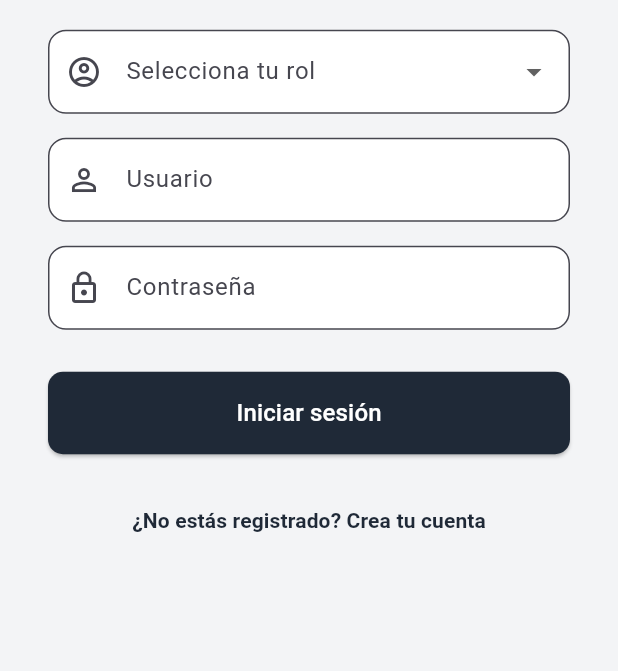
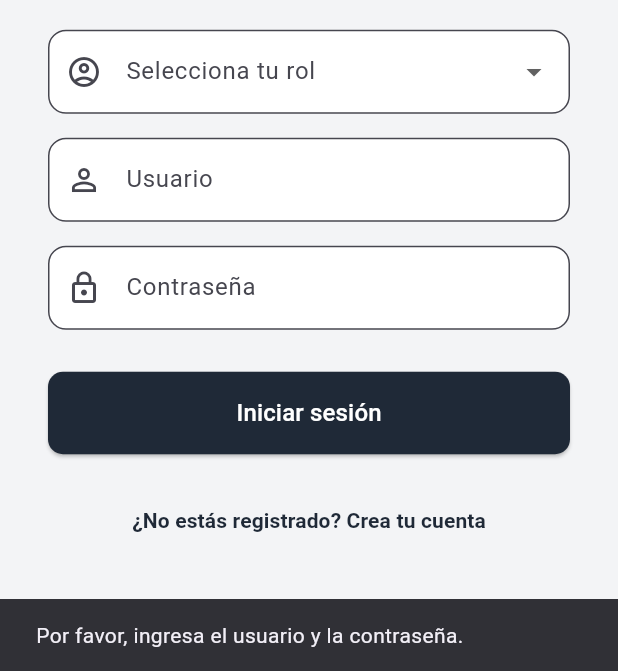
Before and after one commit to IsaacPater31/pyp_platform, a Flutter app: the screen it shows after launch, after a tap on "Iniciar sesión", on a phone screen of 412 x 824 dp, the part 565-1236 px from its top. Run offline on Flutter 3.47's test engine with Material 3 defaults, Android fonts, the phone set to English and light mode, and no system bars; our stand-ins replace file_picker, flutter_dotenv, flutter_map, geocoding, geolocator, image_picker and 2 more; missing offline and left inert: flutter_map_cancellable_tile_provider.

Commit message:
🚧Empezamos con la implementación de la vista de Login y la lógica de autenticación. Hay errores a resolver, especialmente en el manejo de la respuesta de éxito.

```diff
--- /dev/null
+++ b/lib/controladores/login_controller.dart
@@ -0,0 +1,71 @@
+import 'package:flutter/material.dart';
+import 'package:http/http.dart' as http;
+import 'dart:convert';
+import 'package:flutter_dotenv/flutter_dotenv.dart';
+
+class LoginController {
+  final TextEditingController usernameController = TextEditingController();
+  final TextEditingController passwordController = TextEditingController();
+  String? selectedRole; // Puede ser 'cliente' o 'profesional'
+  bool isLoading = false;
+  String? apiResponseMessage;
+
+  final String baseUrl = dotenv.env['API_BASE_URL'] ?? 'http://localhost:8000';
+
+  // Realizar la solicitud de login
+  Future<Map<String, dynamic>> login() async {
+    if (usernameController.text.isEmpty || passwordController.text.isEmpty) {
+      return {
+        'success': false,
+        'message': 'Por favor, ingresa el usuario y la contraseña.'
+      };
+    }
+
+    isLoading = true;
+
+    // Dependiendo del rol seleccionado, usamos la API correspondiente
+    String apiUrl;
+    if (selectedRole == 'cliente') {
+      apiUrl = '$baseUrl/login_client.php'; // URL de la API para cliente
+    } else if (selectedRole == 'profesional') {
+      apiUrl = '$baseUrl/login_professional.php'; // URL de la API para profesional
+    } else {
+      return {
+        'success': false,
+        'message': 'Por favor, selecciona un rol.'
+      };
+    }
+
+    try {
+      final response = await http.post(
+        Uri.parse(apiUrl),
+        headers: {'Content-Type': 'application/json'},
+        body: json.encode({
+          'username': usernameController.text.trim(),
+          'password': passwordController.text.trim(),
+        }),
+      ).timeout(const Duration(seconds: 30));
+
+      final jsonResponse = json.decode(response.body);
+
+      if (response.statusCode == 200 && jsonResponse['success'] == true) {
+        // Si la respuesta es exitosa
+        return {'success': true, 'message': 'Inicio de sesión exitoso'};
+      } else {
+        // Si la respuesta tiene un error
+        apiResponseMessage = jsonResponse['message'];
+        return {'success': false, 'message': apiResponseMessage};
+      }
+    } catch (e) {
+      apiResponseMessage = 'Error de conexión: ${e.toString()}';
+      return {'success': false, 'message': apiResponseMessage};
+    } finally {
+      isLoading = false;
+    }
+  }
+
+  void dispose() {
+    usernameController.dispose();
+    passwordController.dispose();
+  }
+}
--- a/lib/vistas/login_view.dart
+++ b/lib/vistas/login_view.dart
@@ -1,8 +1,22 @@
 import 'package:flutter/material.dart';
-import 'package:pyp_platform/vistas/role_selection_view.dart';
+import 'package:pyp_platform/vistas/role_selection_view.dart';  // Vista para crear cuenta
+import 'package:pyp_platform/controladores/login_controller.dart';  // El controlador del login
 
-class LoginView extends StatelessWidget {
+class LoginView extends StatefulWidget {
   const LoginView({super.key});
+
+  @override
+  State<LoginView> createState() => _LoginViewState();
+}
+
+class _LoginViewState extends State<LoginView> {
+  final LoginController _controller = LoginController();
+
+  @override
+  void dispose() {
+    _controller.dispose();
+    super.dispose();
+  }
 
   @override
   Widget build(BuildContext context) {
@@ -38,7 +52,7 @@ class LoginView extends StatelessWidget {
           // Formulario centrado
           Center(
             child: SingleChildScrollView(
-              padding: const EdgeInsets.symmetric(horizontal: 32, vertical: 32), // antes era 48
+              padding: const EdgeInsets.symmetric(horizontal: 32, vertical: 32),
               child: Column(
                 children: [
                   Padding(
@@ -65,12 +79,17 @@ class LoginView extends StatelessWidget {
                       DropdownMenuItem(value: 'cliente', child: Text('Cliente')),
                       DropdownMenuItem(value: 'profesional', child: Text('Profesional')),
                     ],
-                    onChanged: (value) {},
+                    onChanged: (value) {
+                      setState(() {
+                        _controller.selectedRole = value;
+                      });
+                    },
                   ),
                   const SizedBox(height: 16),
 
                   // Campo usuario
                   TextField(
+                    controller: _controller.usernameController,
                     decoration: InputDecoration(
                       labelText: 'Usuario',
                       prefixIcon: const Icon(Icons.person_outline),
@@ -86,6 +105,7 @@ class LoginView extends StatelessWidget {
                   // Campo contraseña
                   TextField(
                     obscureText: true,
+                    controller: _controller.passwordController,
                     decoration: InputDecoration(
                       labelText: 'Contraseña',
                       prefixIcon: const Icon(Icons.lock_outline),
@@ -102,7 +122,17 @@ class LoginView extends StatelessWidget {
                   SizedBox(
                     width: double.infinity,
                     child: ElevatedButton(
-                      onPressed: () {},
+                      onPressed: () async {
+                        final loginResult = await _controller.login();
+
+                        if (loginResult['success']) {
+                          Navigator.pushReplacementNamed(context, '/dashboard');
+                        } else {
+                          ScaffoldMessenger.of(context).showSnackBar(
+                            SnackBar(content: Text(loginResult['message'])),
+                          );
+                        }
+                      },
                       style: ElevatedButton.styleFrom(
                         backgroundColor: const Color(0xFF1F2937),
                         padding: const EdgeInsets.symmetric(vertical: 16),
@@ -112,10 +142,7 @@ class LoginView extends StatelessWidget {
                       ),
                       child: const Text(
                         'Iniciar sesión',
-                        style: TextStyle(fontSize: 16,
-                        color: Colors.white,
-                        ),
-
+                        style: TextStyle(fontSize: 16, color: Colors.white),
                       ),
                     ),
                   ),
@@ -125,7 +152,6 @@ class LoginView extends StatelessWidget {
                   Center(
                     child: TextButton(
                       onPressed: () {
-                        // Redirigir a la pantalla de selección de roles
                         Navigator.push(
                           context,
                           MaterialPageRoute(builder: (context) => const RoleSelectionView()),
--- a/pubspec.yaml
+++ b/pubspec.yaml
@@ -23,6 +23,7 @@ dependencies:
   permission_handler: ^12.0.0+1
   url_launcher: ^6.3.1
   file_picker: ^10.1.9
+  provider: ^6.1.5
 
 
 dev_dependencies:
```
Also changed, not shown: pubspec.lock.
